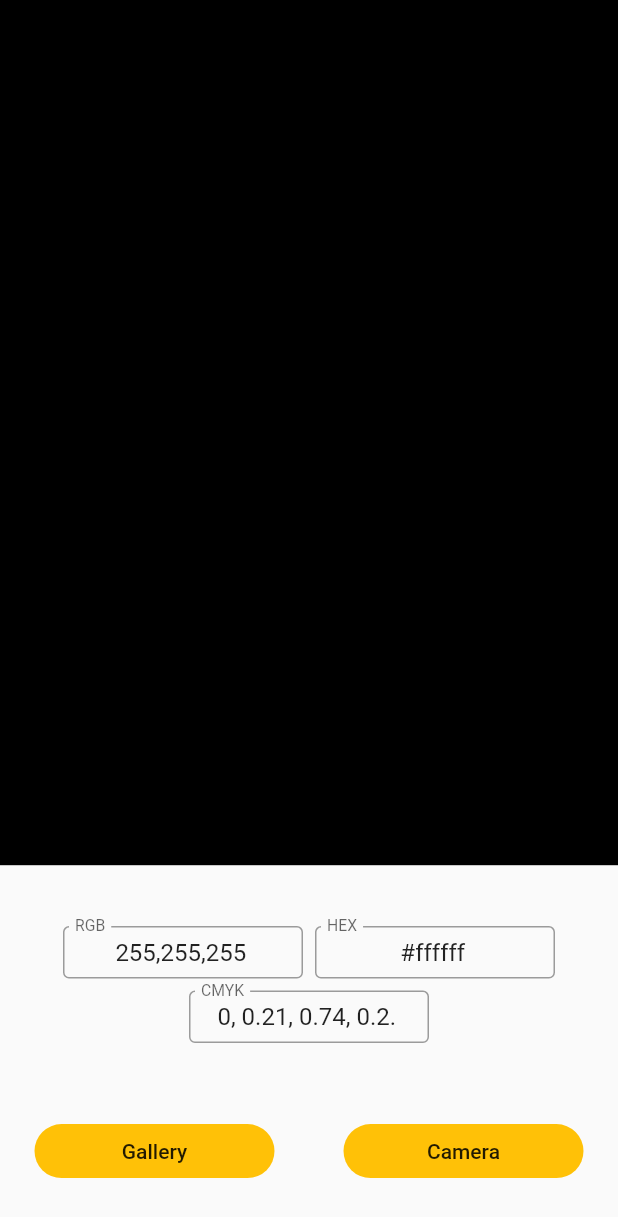
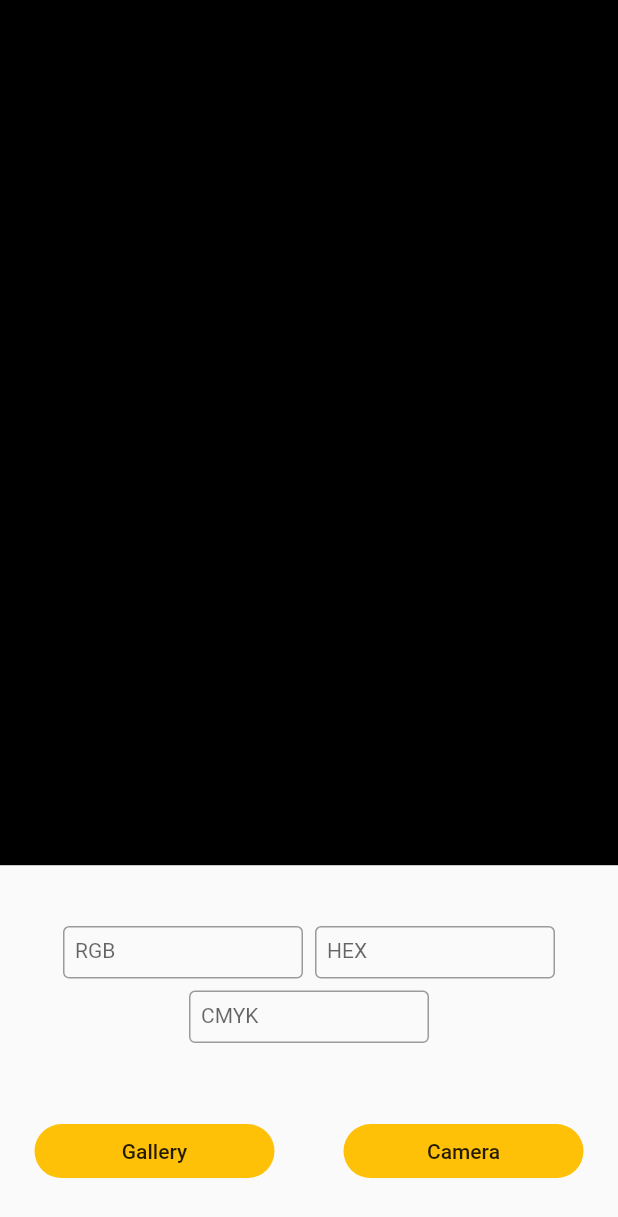
Before and after one commit to SeanErvinson/color-picker, a Flutter app: the screen it shows after launch, on a phone screen of 412 x 824 dp. Shown: the top 1217 px of the screen. Run offline on Flutter 3.47's test engine with Material 2 defaults, Android fonts, the phone set to English and light mode, and no system bars; our stand-ins replace bloc, flutter_bloc, fluttertoast, image_picker.

Commit message:
Removed default text

```diff
--- a/lib/components/home/value_configuration.dart
+++ b/lib/components/home/value_configuration.dart
@@ -19,9 +19,6 @@ class _ValueConfigurationState extends State<ValueConfiguration> {
 
   @override
   void initState() {
-    _rgbController.text = "255,255,255";
-    _cmykController.text = "0, 0.21, 0.74, 0.2.";
-    _hexController.text = "#ffffff";
     super.initState();
   }
 
```
